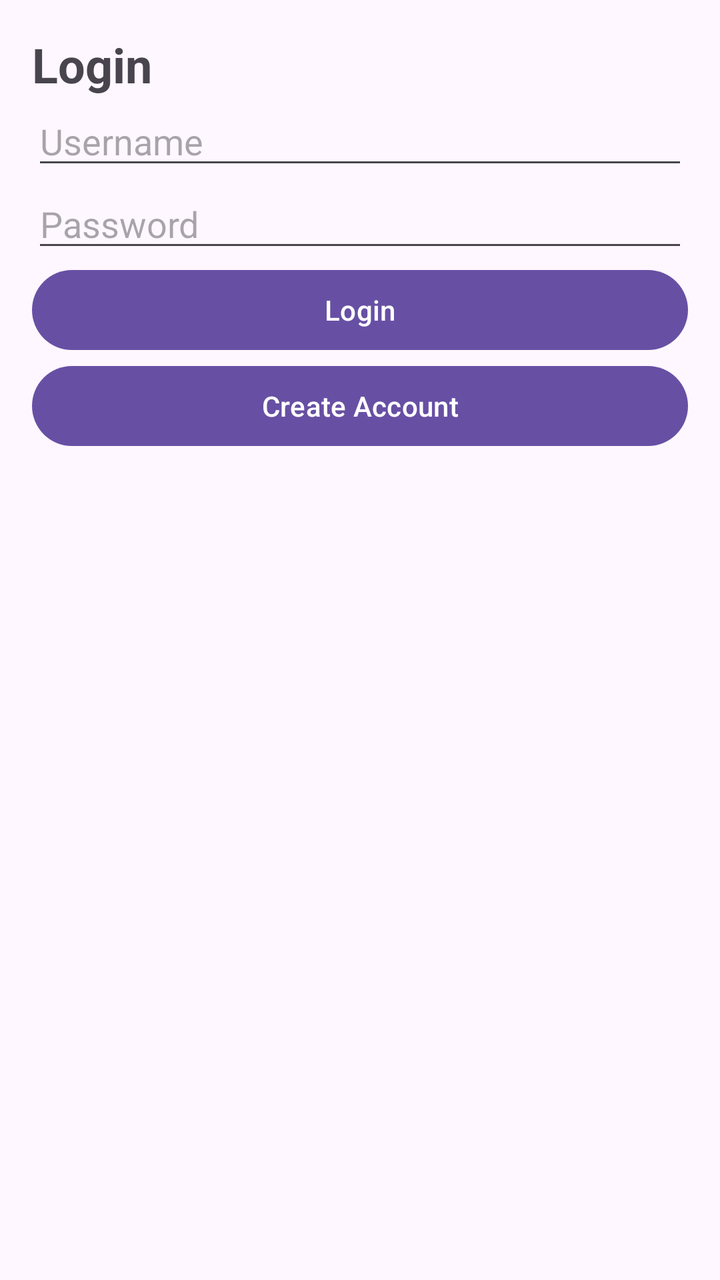
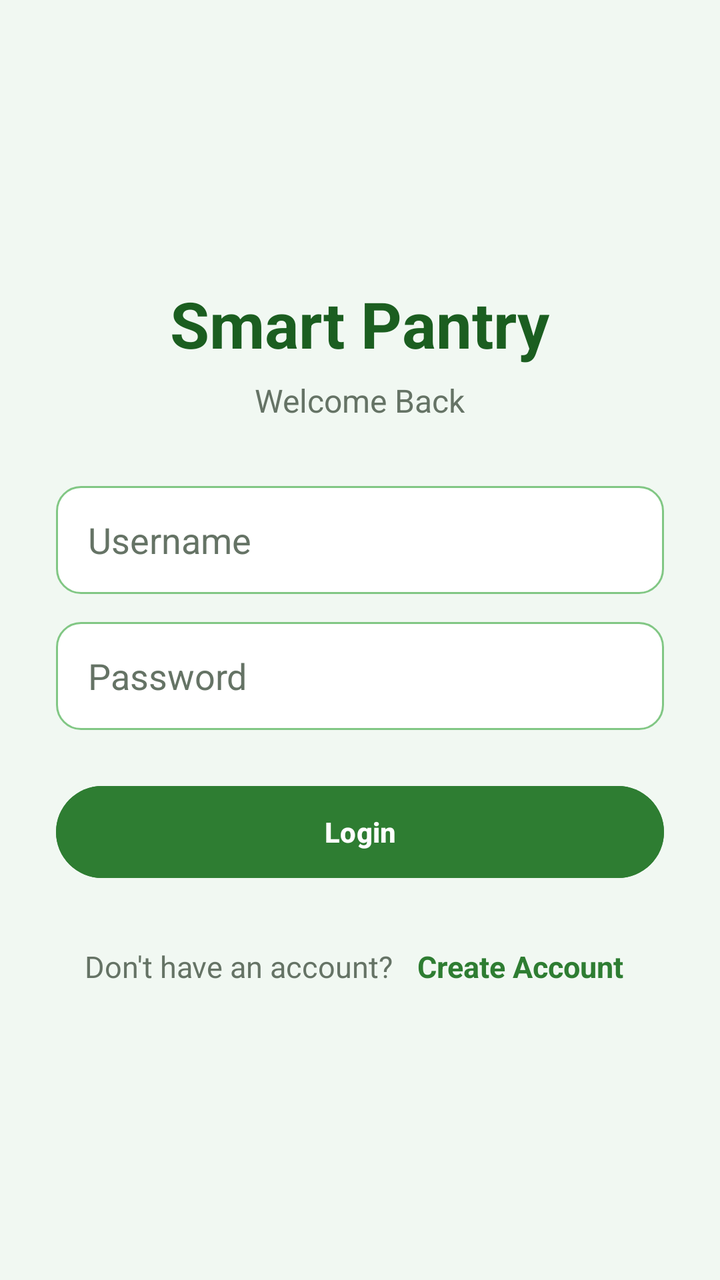

Two renders of the same Android screen: before a commit and after it. Below are the layout's source before the change and the commit's diff.
<!-- AndroidManifest.xml: application theme Theme.SmartPantryManager -->
<!-- res/layout/activity_login.xml -->
<?xml version="1.0" encoding="utf-8"?>
<LinearLayout xmlns:android="http://schemas.android.com/apk/res/android"
    android:orientation="vertical"
    android:padding="16dp"
    android:layout_width="match_parent"
    android:layout_height="match_parent">

    <TextView
        android:text="Login"
        android:textSize="24sp"
        android:textStyle="bold"
        android:layout_width="wrap_content"
        android:layout_height="wrap_content" />

    <EditText
        android:id="@+id/Username"
        android:hint="Username"
        android:layout_width="match_parent"
        android:layout_height="wrap_content" />

    <EditText
        android:id="@+id/Password"
        android:hint="Password"
        android:inputType="textPassword"
        android:layout_width="match_parent"
        android:layout_height="wrap_content" />

    <Button
        android:id="@+id/btnLogin"
        android:text="Login"
        android:layout_width="match_parent"
        android:layout_height="wrap_content" />

    <Button
        android:id="@+id/btnSignup"
        android:text="Create Account"
        android:layout_width="match_parent"
        android:layout_height="wrap_content" />

</LinearLayout>
<!-- resources referenced by this layout -->
<resources>
  <style name="Theme.SmartPantryManager" parent="Base.Theme.SmartPantryManager" />
  <style name="Base.Theme.SmartPantryManager" parent="Theme.Material3.DayNight.NoActionBar">
          
          
      </style>
</resources>

<!-- the commit's change to res/layout/activity_login.xml (unified diff, before → after) -->
@@ -1,40 +1,91 @@
 <?xml version="1.0" encoding="utf-8"?>
 <LinearLayout xmlns:android="http://schemas.android.com/apk/res/android"
     android:orientation="vertical"
-    android:padding="16dp"
+    android:padding="28dp"
+    android:gravity="center"
+    android:background="@color/green_very_light"
     android:layout_width="match_parent"
     android:layout_height="match_parent">
 
     <TextView
-        android:text="Login"
-        android:textSize="24sp"
+        android:text="Smart Pantry"
+        android:textSize="32sp"
         android:textStyle="bold"
+        android:textColor="@color/green_dark"
+        android:layout_width="wrap_content"
+        android:layout_height="wrap_content" />
+
+    <TextView
+        android:text="Welcome Back"
+        android:textSize="16sp"
+        android:textColor="@color/text_secondary"
+        android:layout_marginTop="6dp"
+        android:layout_marginBottom="32dp"
         android:layout_width="wrap_content"
         android:layout_height="wrap_content" />
 
     <EditText
         android:id="@+id/Username"
         android:hint="Username"
+        android:singleLine="true"
+        android:background="@drawable/bg_input"
+        android:paddingStart="16dp"
+        android:paddingEnd="16dp"
+        android:textColor="@color/text_primary"
+        android:textColorHint="@color/text_secondary"
         android:layout_width="match_parent"
-        android:layout_height="wrap_content" />
+        android:layout_height="54dp" />
 
     <EditText
         android:id="@+id/Password"
         android:hint="Password"
         android:inputType="textPassword"
+        android:singleLine="true"
+        android:background="@drawable/bg_input"
+        android:paddingStart="16dp"
+        android:paddingEnd="16dp"
+        android:textColor="@color/text_primary"
+        android:textColorHint="@color/text_secondary"
+        android:layout_marginTop="14dp"
         android:layout_width="match_parent"
-        android:layout_height="wrap_content" />
+        android:layout_height="54dp" />
 
     <Button
         android:id="@+id/btnLogin"
         android:text="Login"
+        android:textColor="@color/White"
+        android:textStyle="bold"
+        android:backgroundTint="@color/green_primary"
+        android:layout_marginTop="24dp"
         android:layout_width="match_parent"
-        android:layout_height="wrap_content" />
+        android:layout_height="54dp" />
 
-    <Button
-        android:id="@+id/btnSignup"
-        android:text="Create Account"
-        android:layout_width="match_parent"
-        android:layout_height="wrap_content" />
+    <LinearLayout
+        android:orientation="horizontal"
+        android:gravity="center"
+        android:layout_marginTop="24dp"
+        android:layout_width="wrap_content"
+        android:layout_height="wrap_content" >
+
+        <TextView
+            android:text="Don't have an account?"
+            android:textColor="@color/text_secondary"
+            android:textSize="15sp"
+            android:layout_width="wrap_content"
+            android:layout_height="wrap_content" />
+
+        <TextView
+            android:id="@+id/btnSignup"
+            android:text="Create Account"
+            android:textColor="@color/green_primary"
+            android:textSize="15sp"
+            android:textStyle="bold"
+            android:clickable="true"
+            android:focusable="true"
+            android:padding="6dp"
+            android:layout_marginStart="6dp"
+            android:layout_width="wrap_content"
+            android:layout_height="wrap_content" />
+    </LinearLayout>
 
 </LinearLayout>
<!-- resource entries referenced after the edit -->
@@ -1,6 +1,22 @@
 <!-- resources referenced by this layout -->
 <resources>
+  <color name="White">#FFFFFF</color>
+  <color name="green_dark">#1B5E20</color>
+  <color name="green_primary">#2E7D32</color>
+  <color name="green_very_light">#F1F8F2</color>
+  <color name="text_primary">#1F2A1F</color>
+  <color name="text_secondary">#657365</color>
+  <!-- drawable bg_input (drawable) -->
+  <?xml version="1.0" encoding="utf-8"?>
+  <shape xmlns:android="http://schemas.android.com/apk/res/android" android:shape="rectangle">
+      <solid android:color="@color/White"/>
+      <stroke
+          android:width="1dp"
+          android:color="@color/green_border"/>
+      <corners android:radius="12dp"/>
+  </shape>
   <style name="Theme.SmartPantryManager" parent="Base.Theme.SmartPantryManager" />
+  <color name="green_border">#81C784</color>
   <style name="Base.Theme.SmartPantryManager" parent="Theme.Material3.DayNight.NoActionBar">
           
           
